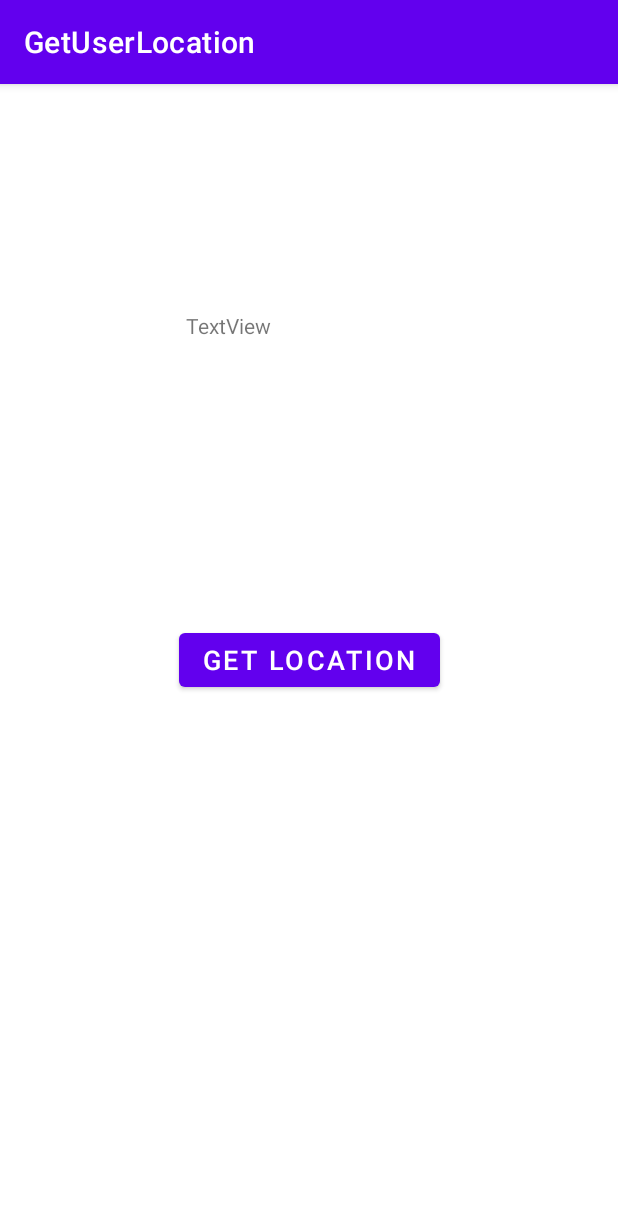
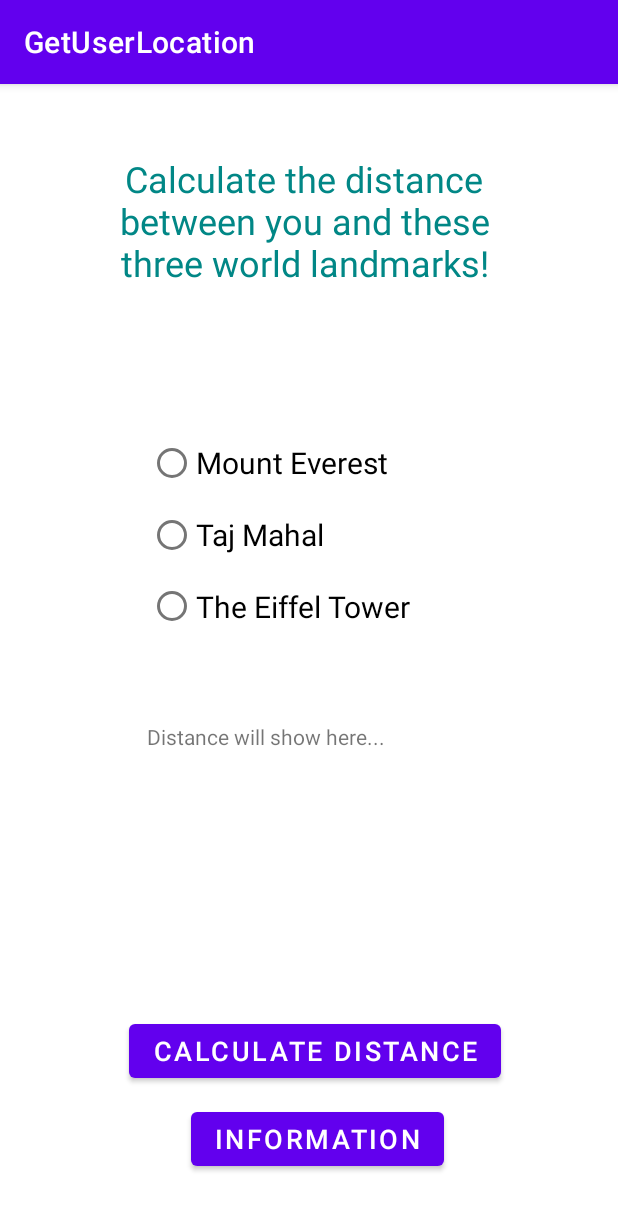
Before and after one commit to andrewamirzadeh/COP4655_GROUP_PROJECT, an Android app: the screen it shows after launch (MainActivity), on a phone screen of 412 x 824 dp. Shown: the top 1210 px of the screen. Run offline under Robolectric (Android 15) with nearby library versions, the phone set to English and light mode, and no system bars.

Commit message:
added more UI stuff, radio buttons a header and updated textviews and ids

```diff
--- a/app/src/main/java/edu/seminolestate/getuserlocation/MainActivity.kt
+++ b/app/src/main/java/edu/seminolestate/getuserlocation/MainActivity.kt
@@ -21,9 +21,9 @@ class MainActivity : AppCompatActivity() {
 
         fusedLocationProviderClient = LocationServices.getFusedLocationProviderClient(this)
 
-        txt = findViewById(R.id.textView1)
+        txt = findViewById(R.id.distance_textVew)
 
-        findViewById<Button>(R.id.btn_get_location).setOnClickListener{
+        findViewById<Button>(R.id.btn_calculate_distance).setOnClickListener{
             fetchLocation()
         }
 
--- a/app/src/main/res/layout/activity_main.xml
+++ b/app/src/main/res/layout/activity_main.xml
@@ -6,26 +6,94 @@
     android:layout_height="match_parent"
     tools:context=".MainActivity">
 
+    <RadioGroup
+        android:id="@+id/radioGroup"
+        android:layout_width="226dp"
+        android:layout_height="143dp"
+        app:layout_constraintBottom_toBottomOf="parent"
+        app:layout_constraintEnd_toEndOf="parent"
+        app:layout_constraintHorizontal_bias="0.529"
+        app:layout_constraintStart_toStartOf="parent"
+        app:layout_constraintTop_toTopOf="parent"
+        app:layout_constraintVertical_bias="0.366">
+
+        <RadioButton
+            android:id="@+id/rb_option_Mount_Everest"
+            android:layout_width="wrap_content"
+            android:layout_height="wrap_content"
+            android:text="Mount Everest"
+            android:textSize="20sp" />
+
+        <RadioButton
+            android:id="@+id/rb_option_Taj_Mahal"
+            android:layout_width="wrap_content"
+            android:layout_height="wrap_content"
+            android:text="Taj Mahal"
+            android:textSize="20sp" />
+
+        <RadioButton
+            android:id="@+id/rb_option_Eiffel_Tower"
+            android:layout_width="193dp"
+            android:layout_height="wrap_content"
+            android:minHeight="48dp"
+            android:text="The Eiffel Tower"
+            android:textSize="20sp"
+            tools:ignore="TouchTargetSizeCheck" />
+
+    </RadioGroup>
+
     <Button
-        android:id="@+id/btn_get_location"
+        android:id="@+id/btn_calculate_distance"
         android:layout_width="wrap_content"
         android:layout_height="wrap_content"
-        android:text="GET LOCATION"
+        android:text="Calculate Distance"
         android:textSize="18sp"
+        app:layout_constraintBottom_toBottomOf="parent"
         app:layout_constraintEnd_toEndOf="parent"
+        app:layout_constraintHorizontal_bias="0.523"
+        app:layout_constraintStart_toStartOf="parent"
         app:layout_constraintTop_toTopOf="parent"
-        app:layout_constraintStart_toStartOf="parent"
-        app:layout_constraintBottom_toBottomOf="parent"
-        />
+        app:layout_constraintVertical_bias="0.862" />
 
     <TextView
-        android:id="@+id/textView1"
-        android:layout_width="164dp"
-        android:layout_height="57dp"
-        android:text="TextView"
-        app:layout_constraintBottom_toTopOf="@+id/btn_get_location"
+        android:id="@+id/distance_textVew"
+        android:layout_width="231dp"
+        android:layout_height="62dp"
+        android:text="Distance will show here..."
+        app:layout_constraintBottom_toTopOf="@+id/btn_calculate_distance"
         app:layout_constraintEnd_toEndOf="parent"
+        app:layout_constraintHorizontal_bias="0.542"
         app:layout_constraintStart_toStartOf="parent"
-        app:layout_constraintTop_toTopOf="parent" />
+        app:layout_constraintTop_toTopOf="parent"
+        app:layout_constraintVertical_bias="0.761" />
+
+    <TextView
+        android:id="@+id/heading_textView"
+        android:layout_width="292dp"
+        android:layout_height="110dp"
+        android:text="Calculate the distance between you and these three world landmarks!"
+        android:textColor="@color/design_default_color_secondary_variant"
+        android:textAlignment="center"
+        android:textSize="24sp"
+        app:layout_constraintBottom_toBottomOf="parent"
+        app:layout_constraintEnd_toEndOf="parent"
+        app:layout_constraintHorizontal_bias="0.47"
+        app:layout_constraintStart_toStartOf="parent"
+        app:layout_constraintTop_toTopOf="parent"
+        app:layout_constraintVertical_bias="0.071" />
+
+    <Button
+        android:id="@+id/button_information"
+        android:layout_width="wrap_content"
+        android:layout_height="wrap_content"
+        android:layout_marginTop="46dp"
+        android:text="Information"
+        android:textSize="18sp"
+        app:layout_constraintBottom_toBottomOf="parent"
+        app:layout_constraintEnd_toEndOf="parent"
+        app:layout_constraintHorizontal_bias="0.523"
+        app:layout_constraintStart_toStartOf="parent"
+        app:layout_constraintTop_toTopOf="parent"
+        app:layout_constraintVertical_bias="0.94" />
 
 </androidx.constraintlayout.widget.ConstraintLayout>
```
